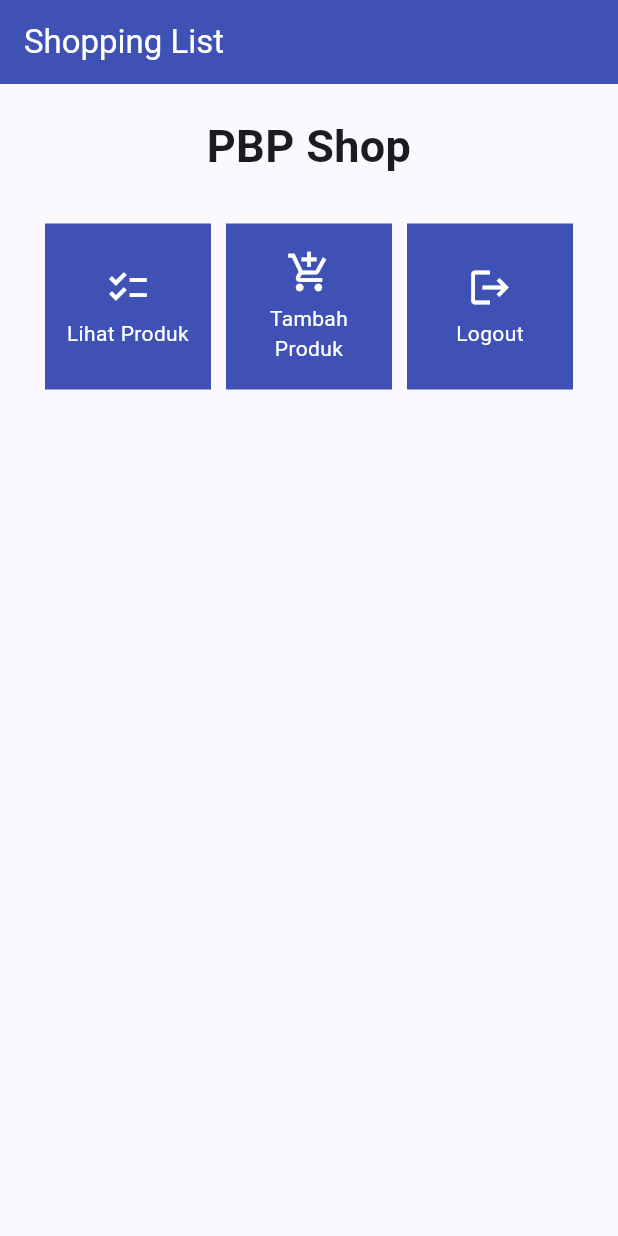
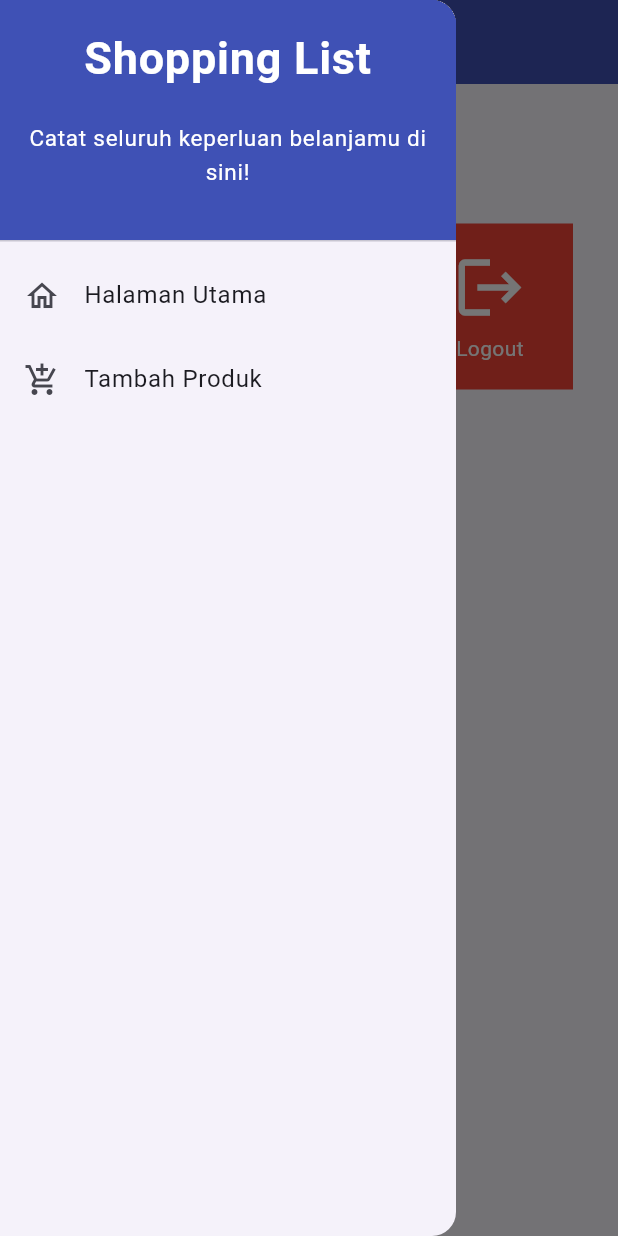
Before and after one commit to Melvarazr/flutterelva, a Flutter app: the screen it shows after launch, with the side drawer open (before the commit the screen has no drawer), on a phone screen of 412 x 824 dp. Run offline on Flutter 3.47's test engine with Material 2 defaults, Android fonts, the phone set to English and light mode, and no system bars.

Commit message:
Submit Tutorial 7

```diff
--- a/lib/main.dart
+++ b/lib/main.dart
@@ -1,5 +1,5 @@
 import 'package:flutter/material.dart';
-import 'package:shopping_list/menu.dart';
+import 'package:shopping_list/screens/menu.dart';
 
 void main() {
   runApp(const MyApp());
@@ -32,7 +32,7 @@ class MyApp extends StatelessWidget {
         colorScheme: ColorScheme.fromSeed(seedColor: Colors.indigo),
         useMaterial3: true,
       ),
-      home: const MyHomePage(),
+      home: MyHomePage(),
     );
   }
 }
--- a/lib/menu.dart
+++ b/lib/screens/menu.dart
@@ -1,9 +1,21 @@
 import 'package:flutter/material.dart';
+import 'package:shopping_list/widgets/left_drawer.dart';
+import 'package:shopping_list/widgets/shop_card.dart';
+
+class ShopItem {
+  final String name;
+  final IconData icon;
+
+  ShopItem(this.name, this.icon);
+}
 
 class MyHomePage extends StatelessWidget {
-  const MyHomePage({Key? key}) : super(key: key);
-
-
+  MyHomePage({Key? key}) : super(key: key);
+  final List<ShopItem> items = [
+    ShopItem("Lihat Produk", Icons.checklist),
+    ShopItem("Tambah Produk", Icons.add_shopping_cart),
+    ShopItem("Logout", Icons.logout),
+  ];
   // This widget is the home page of your application. It is stateful, meaning
   // that it has a State object (defined below) that contains fields that affect
   // how it looks.
@@ -12,6 +24,7 @@ class MyHomePage extends StatelessWidget {
   // case the title) provided by the parent (in this case the App widget) and
   // used by the build method of the State. Fields in a Widget subclass are
   // always marked "final".
+
 
   @override
   Widget build(BuildContext context) {
@@ -25,11 +38,12 @@ class MyHomePage extends StatelessWidget {
       appBar: AppBar(
         title: const Text(
           'Shopping List',
-
         ),
         backgroundColor: Colors.indigo,
         foregroundColor: Colors.white,
       ),
+      // Masukkan drawer sebagai parameter nilai drawer dari widget Scaffold
+      drawer: const LeftDrawer(),
       body: SingleChildScrollView(
         // Widget wrapper yang dapat discroll
         child: Padding(
@@ -70,61 +84,3 @@ class MyHomePage extends StatelessWidget {
     );
   }
 }
-
-class ShopCard extends StatelessWidget {
-  final ShopItem item;
-
-  const ShopCard(this.item, {super.key}); // Constructor
-
-  @override
-  Widget build(BuildContext context) {
-    return Material(
-      color: Colors.indigo,
-      child: InkWell(
-        // Area responsive terhadap sentuhan
-        onTap: () {
-          // Memunculkan SnackBar ketika diklik
-          ScaffoldMessenger.of(context)
-            ..hideCurrentSnackBar()
-            ..showSnackBar(SnackBar(
-                content: Text("Kamu telah menekan tombol ${item.name}!")));
-        },
-        child: Container(
-          // Container untuk menyimpan Icon dan Text
-          padding: const EdgeInsets.all(8),
-          child: Center(
-            child: Column(
-              mainAxisAlignment: MainAxisAlignment.center,
-              children: [
-                Icon(
-                  item.icon,
-                  color: Colors.white,
-                  size: 30.0,
-                ),
-                const Padding(padding: EdgeInsets.all(3)),
-                Text(
-                  item.name,
-                  textAlign: TextAlign.center,
-                  style: const TextStyle(color: Colors.white),
-                ),
-              ],
-            ),
-          ),
-        ),
-      ),
-    );
-  }
-}
-
-class ShopItem {
-  final String name;
-  final IconData icon;
-
-  ShopItem(this.name, this.icon);
-}
-
-final List<ShopItem> items = [
-  ShopItem("Lihat Produk", Icons.checklist),
-  ShopItem("Tambah Produk", Icons.add_shopping_cart),
-  ShopItem("Logout", Icons.logout),
-];
--- /dev/null
+++ b/lib/widgets/left_drawer.dart
@@ -0,0 +1,78 @@
+import 'package:flutter/material.dart';
+import 'package:flutter/material.dart';
+import 'package:shopping_list/screens/menu.dart';
+import 'package:shopping_list/screens/shoplist_form.dart';
+
+// TODO: Impor halaman ShopFormPage jika sudah dibuat
+class LeftDrawer extends StatelessWidget {
+  const LeftDrawer({super.key});
+
+  @override
+  Widget build(BuildContext context) {
+    return Drawer(
+      child: ListView(
+        children: [
+          const DrawerHeader(
+            // TODO: Bagian drawer header
+            decoration: BoxDecoration(
+              color: Colors.indigo,
+            ),
+            child: Column(
+              children: [
+                Text(
+                  'Shopping List',
+                  textAlign: TextAlign.center,
+                  style: TextStyle(
+                    fontSize: 30,
+                    fontWeight: FontWeight.bold,
+                    color: Colors.white,
+                  ),
+                ),
+                Padding(padding: EdgeInsets.all(10)),
+                Text("Catat seluruh keperluan belanjamu di sini!",
+                  // TODO: Tambahkan gaya teks dengan center alignment, font ukuran 15, warna putih, dan weight biasa
+                  textAlign: TextAlign.center,
+                  style: TextStyle(
+                    fontSize: 15,
+                    color: Colors.white,
+                    fontWeight: FontWeight.normal,
+                  ),
+                ),
+              ],
+            ),
+          ),
+          // TODO: Bagian routing
+          ListTile(
+            leading: const Icon(Icons.home_outlined),
+            title: const Text('Halaman Utama'),
+            // Bagian redirection ke MyHomePage
+            onTap: () {
+              Navigator.pushReplacement(
+                  context,
+                  MaterialPageRoute(
+                    builder: (context) => MyHomePage(),
+                  ));
+            },
+          ),
+          ListTile(
+            leading: const Icon(Icons.add_shopping_cart),
+            title: const Text('Tambah Produk'),
+            // Bagian redirection ke ShopFormPage
+            onTap: () {
+              /*
+              TODO: Buatlah routing ke ShopFormPage di sini,
+              setelah halaman ShopFormPage sudah dibuat.
+              */
+              Navigator.pop(context);
+              Navigator.push(
+                context,
+                MaterialPageRoute(
+                  builder: (context) => const ShopFormPage(),
+                ));
+            },
+          ),
+        ],
+      ),
+    );
+  }
+}
--- /dev/null
+++ b/lib/widgets/shop_card.dart
@@ -0,0 +1,64 @@
+import 'package:flutter/material.dart';
+import 'package:shopping_list/screens/menu.dart';
+import 'package:shopping_list/screens/shoplist_form.dart';
+
+class ShopCard extends StatelessWidget {
+  final ShopItem item;
+
+  const ShopCard(this.item, {Key? key}) : super(key: key);
+
+  @override
+  Widget build(BuildContext context) {
+    Color cardColor; // Variabel untuk menentukan warna latar belakang
+
+    // Menentukan warna berdasarkan nama item
+    if (item.name == "Lihat Produk") {
+      cardColor = Colors.green; // Warna untuk "Lihat Produk"
+    } else if (item.name == "Tambah Produk") {
+      cardColor = Colors.blue; // Warna untuk "Tambah Produk"
+    } else if (item.name == "Logout") {
+      cardColor = Colors.red; // Warna untuk "Logout"
+    } else {
+      cardColor = Colors.indigo; // Warna default jika tidak ada yang cocok
+    }
+
+    return Material(
+      color: cardColor, // Menggunakan warna yang telah ditentukan
+      child: InkWell(
+        onTap: () {
+          ScaffoldMessenger.of(context)
+            ..hideCurrentSnackBar()
+            ..showSnackBar(SnackBar(
+                content: Text("Kamu telah menekan tombol ${item.name}!")));
+
+            if (item.name == "Tambah Produk") {
+              // TODO: Gunakan Navigator.push untuk melakukan navigasi ke MaterialPageRoute yang mencakup ShopFormPage.
+              Navigator.push(context,
+                  MaterialPageRoute(builder: (context) => const ShopFormPage()));
+            }
+        },
+        child: Container(
+          padding: const EdgeInsets.all(8),
+          child: Center(
+            child: Column(
+              mainAxisAlignment: MainAxisAlignment.center,
+              children: [
+                Icon(
+                  item.icon,
+                  color: Colors.white,
+                  size: 50.0,
+                ),
+                const Padding(padding: EdgeInsets.all(3)),
+                Text(
+                  item.name,
+                  textAlign: TextAlign.center,
+                  style: const TextStyle(color: Colors.white),
+                ),
+              ],
+            ),
+          ),
+        ),
+      ),
+    );
+  }
+}
```
Also changed, not shown: lib/screens/shoplist_form.dart (added, +165 -0 lines).
